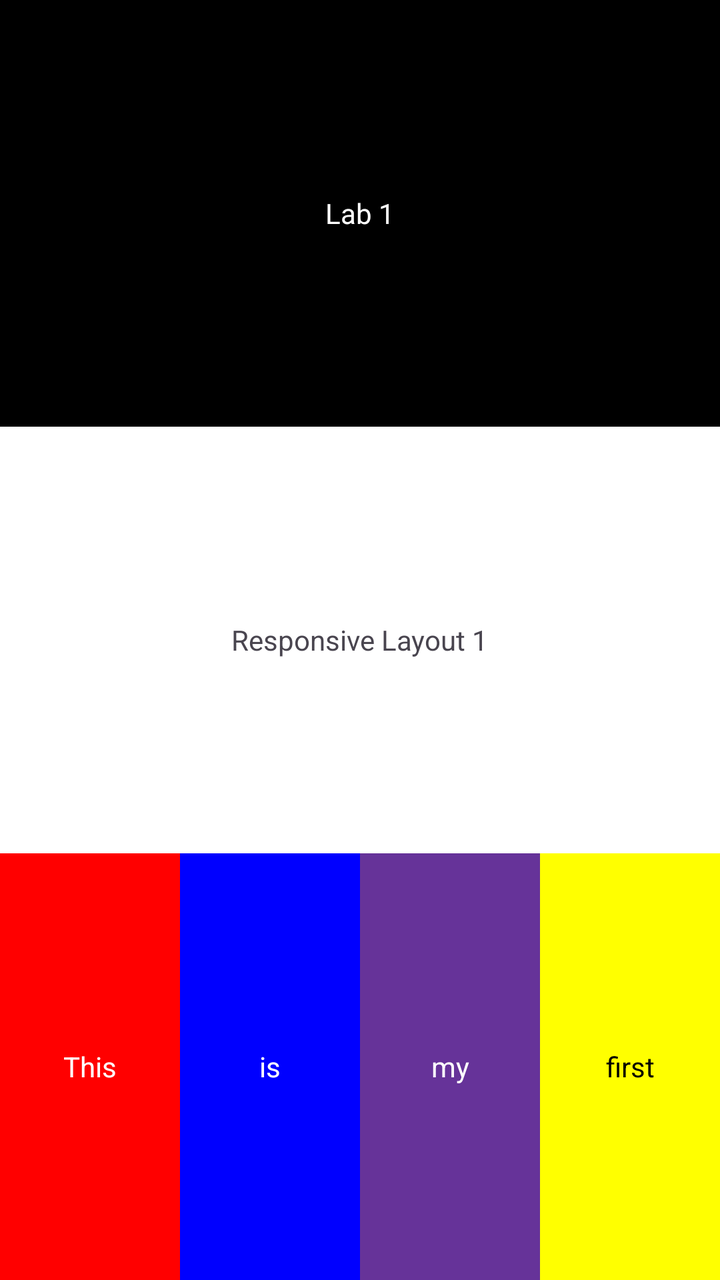
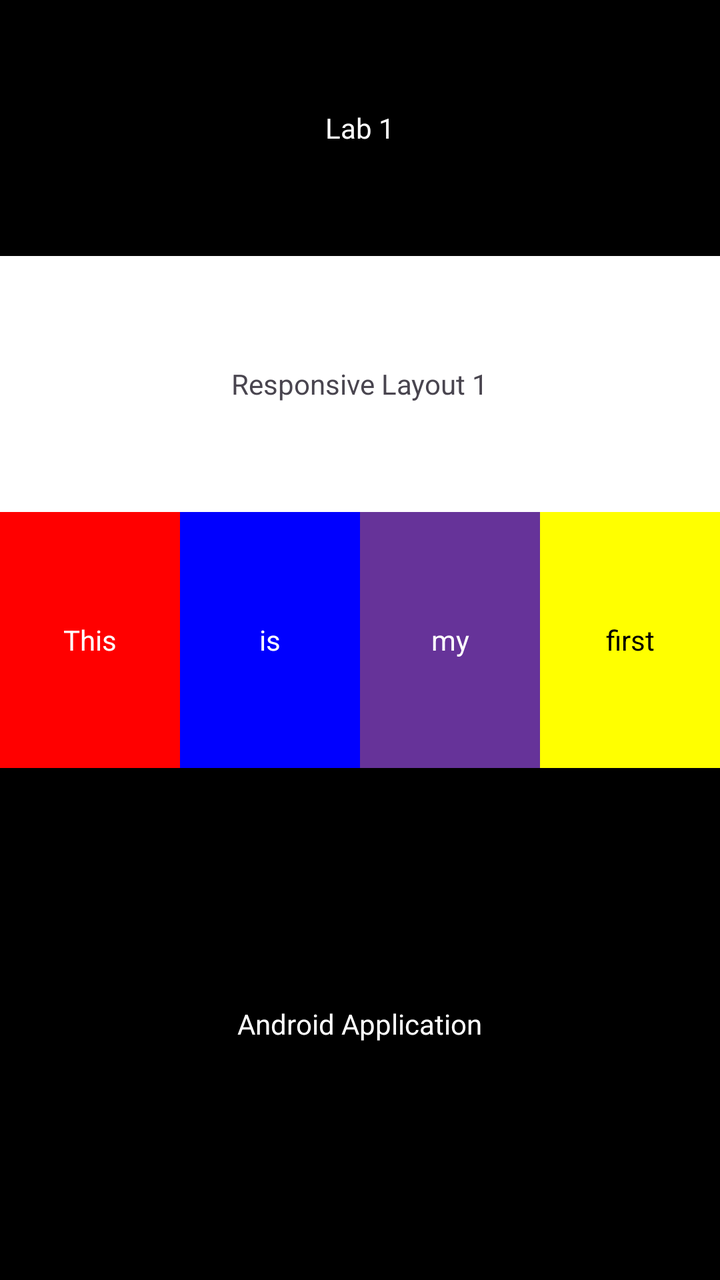

Two renders of the same Android screen: before a commit and after it. Below are the layout's source before the change and the commit's diff.
<!-- AndroidManifest.xml: application theme Theme.P1_LinearLayout -->
<!-- res/layout/activity_main.xml -->
<?xml version="1.0" encoding="utf-8"?>
<LinearLayout xmlns:android="http://schemas.android.com/apk/res/android"
    android:id="@+id/main"
    android:layout_width="match_parent"
    android:layout_height="match_parent"
    android:orientation="vertical">

    <LinearLayout
        android:layout_width="match_parent"
        android:layout_height="0dp"
        android:layout_weight="1"
        android:background="#000000"
        android:gravity="center">
        <TextView
            android:layout_width="wrap_content"
            android:layout_height="wrap_content"
            android:text="Lab 1"
            android:textColor="#FFFFFF"/>
    </LinearLayout>

    <LinearLayout
        android:layout_width="match_parent"
        android:layout_height="0dp"
        android:layout_weight="1"
        android:background="#FFFFFF"
        android:gravity="center">
        <TextView
            android:layout_width="wrap_content"
            android:layout_height="wrap_content"
            android:text="Responsive Layout 1"/>
    </LinearLayout>

    <LinearLayout
        android:layout_width="match_parent"
        android:layout_height="0dp"
        android:layout_weight="1"
        android:background="#FFFFFF"
        android:orientation="horizontal">

        <TextView
            android:layout_width="0dp"
            android:layout_height="match_parent"
            android:layout_weight="1"
            android:background="#ff0000"
            android:text="This"
            android:gravity="center"
            android:textColor="#ffffff"/>
        <TextView
            android:layout_width="0dp"
            android:layout_height="match_parent"
            android:layout_weight="1"
            android:background="#0000ff"
            android:text="is"
            android:gravity="center"
            android:textColor="#ffffff"/>
        <TextView
            android:layout_width="0dp"
            android:layout_height="match_parent"
            android:layout_weight="1"
            android:background="#663399"
            android:text="my"
            android:gravity="center"
            android:textColor="#ffffff"/>
        <TextView
            android:layout_width="0dp"
            android:layout_height="match_parent"
            android:layout_weight="1"
            android:background="#ffff00"
            android:text="first"
            android:gravity="center"
            android:textColor="#000000"/>
    </LinearLayout>

</LinearLayout>
<!-- resources referenced by this layout -->
<resources>
  <style name="Theme.P1_LinearLayout" parent="Base.Theme.P1_LinearLayout" />
  <style name="Base.Theme.P1_LinearLayout" parent="Theme.Material3.DayNight.NoActionBar">
          
          
      </style>
</resources>

<!-- the commit's change to res/layout/activity_main.xml (unified diff, before → after) -->
@@ -71,4 +71,17 @@
             android:textColor="#000000"/>
     </LinearLayout>
 
+    <LinearLayout
+        android:layout_width="match_parent"
+        android:layout_height="0dp"
+        android:layout_weight="2"
+        android:background="#000000"
+        android:gravity="center">
+        <TextView
+            android:layout_width="wrap_content"
+            android:layout_height="wrap_content"
+            android:text="Android Application"
+            android:textColor="#FFFFFF"/>
+    </LinearLayout>
+
 </LinearLayout>
